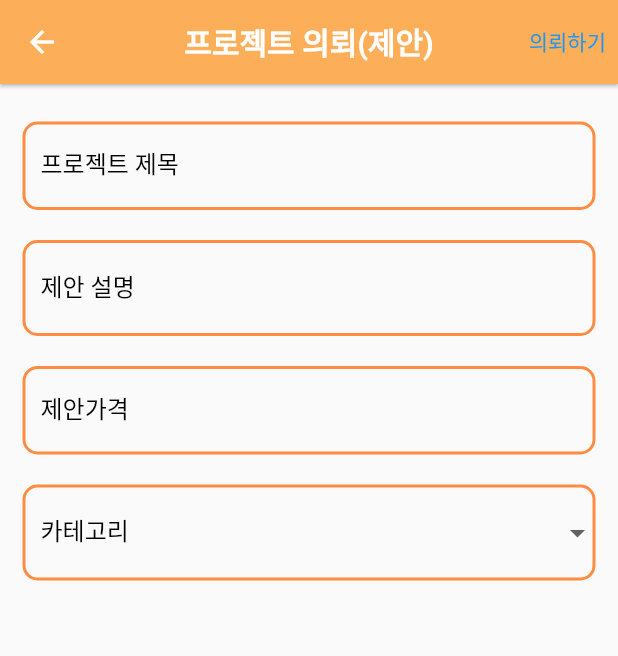
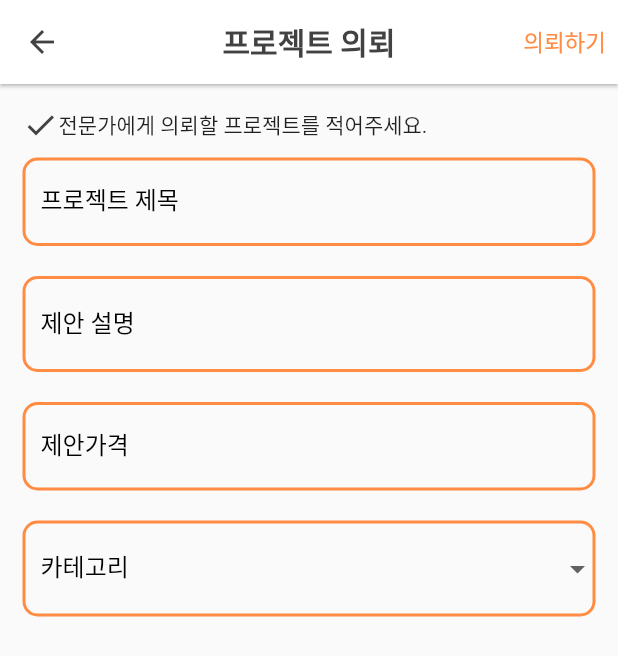
Before and after one commit to dkth1122/Flutter_Project, a Flutter app: the MyProposalList screen opened directly with empty values, after a tap on "의뢰하기", on a phone screen of 412 x 824 dp. Shown: the top 656 px of the screen. Run offline on Flutter 3.47's test engine with Material 2 defaults, Android fonts, the phone set to English and light mode, and no system bars; our stand-ins replace carousel_slider, cloud_firestore, firebase_auth, firebase_core, firebase_messaging, firebase_storage and 5 more; missing offline and left inert: iamport_flutter; accounts and stored records are empty; Roboto replaces fonts that are missing (Pretendard).

Commit message:
프로젝트 확인

```diff
--- a/lib/proposal/myProposal.dart
+++ b/lib/proposal/myProposal.dart
@@ -69,13 +69,13 @@ class _MyProjectProposalState extends State<MyProjectProposal> {
     return Scaffold(
       appBar: AppBar(
         title: Text(
-          "프로젝트 의뢰(제안)",
-          style: TextStyle(color: Colors.white, fontWeight: FontWeight.bold),
+          "프로젝트 의뢰",
+          style: TextStyle(color: Color(0xff424242), fontWeight: FontWeight.bold),
         ),
         centerTitle: true,
-        backgroundColor: Color(0xFFFCAF58),
+        backgroundColor: Colors.white,
         elevation: 1.0,
-        iconTheme: IconThemeData(color: Colors.white),
+        iconTheme: IconThemeData(color: Color(0xff424242),),
         leading: IconButton(
           icon: Icon(Icons.arrow_back),
           onPressed: () {
@@ -85,7 +85,7 @@ class _MyProjectProposalState extends State<MyProjectProposal> {
         actions: [
           TextButton(
               onPressed:_addProposal,
-              child: Text("의뢰하기"))
+              child: Text("의뢰하기", style: (TextStyle(color: Color(0xFFFF8C42),fontSize: 15)),))
         ],
       ),
       body: SingleChildScrollView(
@@ -94,6 +94,12 @@ class _MyProjectProposalState extends State<MyProjectProposal> {
           child: Column(
             crossAxisAlignment: CrossAxisAlignment.start,
             children: [
+              Row(
+                children: [
+                  Icon(Icons.check),
+                  Text("전문가에게 의뢰할 프로젝트를 적어주세요."),
+                ],
+              ),
               SizedBox(height: 10),
               TextField(
                 controller: _title,
--- a/lib/proposal/myProposalList.dart
+++ b/lib/proposal/myProposalList.dart
@@ -146,12 +146,12 @@ class _MyProposalListState extends State<MyProposalList> {
       appBar: AppBar(
         title: Text(
           "내가 의뢰한 프로젝트",
-          style: TextStyle(color: Colors.white, fontWeight: FontWeight.bold),
+          style: TextStyle(color: Color(0xff424242), fontWeight: FontWeight.bold),
         ),
         centerTitle: true,
-        backgroundColor: Color(0xFFFCAF58),
+        backgroundColor: Colors.white,
         elevation: 1.0,
-        iconTheme: IconThemeData(color: Colors.white),
+        iconTheme: IconThemeData(color: Color(0xff424242),),
         leading: IconButton(
           icon: Icon(Icons.arrow_back),
           onPressed: () {
@@ -165,7 +165,7 @@ class _MyProposalListState extends State<MyProposalList> {
                     context,
                     MaterialPageRoute(builder: (context) => MyProjectProposal()));
               },
-              child: Text("의뢰하기"))
+              child: Text("의뢰하기", style: TextStyle(color:Color(0xFFFF8C42) ),))
         ],
       ),
       body: SingleChildScrollView(
```
Also changed, not shown: lib/myPage/editProfile.dart (+15 -10 lines), lib/proposal/myProposalView.dart (+6 -5 lines).
